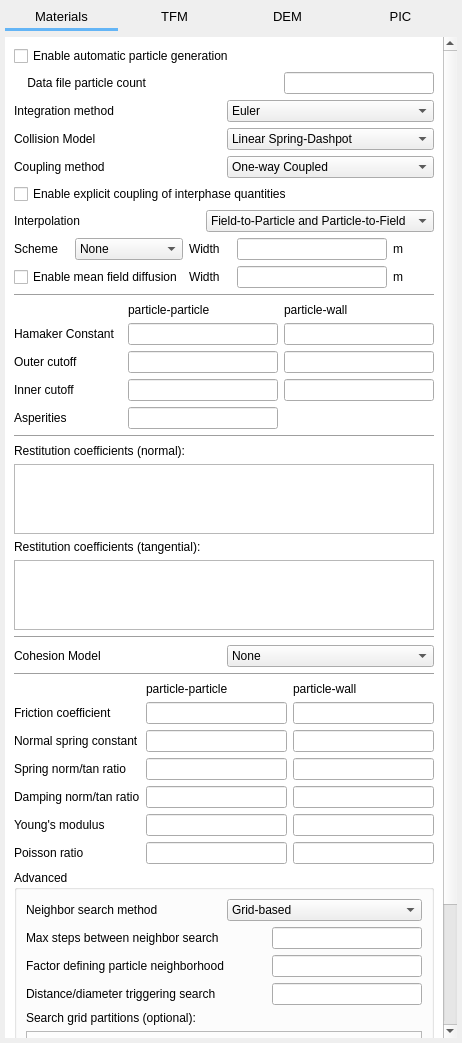
Old version of the form gui/uifiles/solids.ui in the repository truongd8593/mfix.
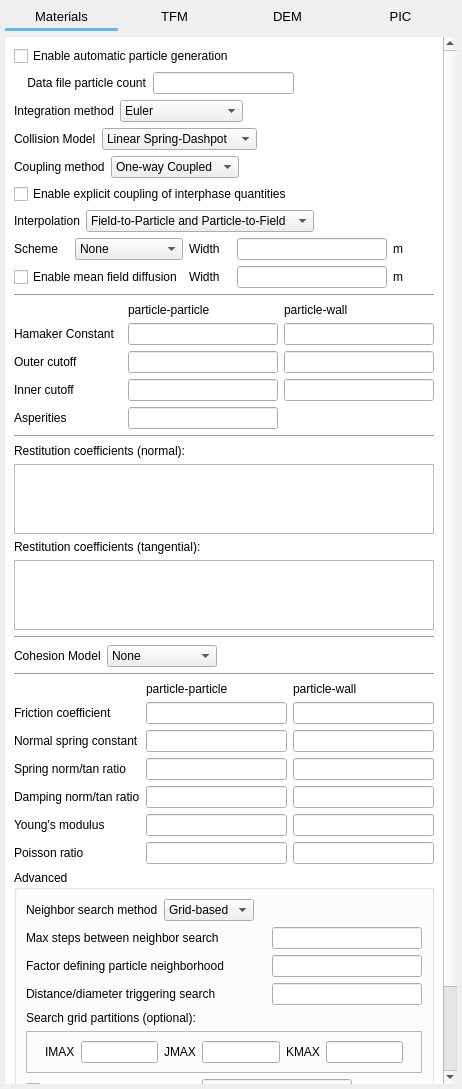
New version of the form. The open tabs and pages were chosen to show the change. Custom widgets are drawn as their Qt base class.

Commit message: layout tweaks (conserve width)

Patch:
```diff
--- a/gui/uifiles/solids.ui
+++ b/gui/uifiles/solids.ui
@@ -7,7 +7,7 @@
     <x>0</x>
     <y>0</y>
     <width>462</width>
-    <height>1043</height>
+    <height>1089</height>
    </rect>
   </property>
   <property name="maximumSize">
@@ -1632,7 +1632,7 @@
             <x>0</x>
             <y>0</y>
             <width>433</width>
-            <height>1255</height>
+            <height>1261</height>
            </rect>
           </property>
           <property name="autoFillBackground">
@@ -1645,11 +1645,28 @@
           </property>
           <layout class="QVBoxLayout" name="verticalLayout_3">
            <item>
-            <widget class="CheckBox" name="checkbox_keyword_gener_part_config">
-             <property name="text">
-              <string>Enable automatic particle generation</string>
-             </property>
-            </widget>
+            <layout class="QHBoxLayout" name="horizontalLayout_21">
+             <item>
+              <widget class="CheckBox" name="checkbox_keyword_gener_part_config">
+               <property name="text">
+                <string>Enable automatic particle generation</string>
+               </property>
+              </widget>
+             </item>
+             <item>
+              <spacer name="horizontalSpacer_6">
+               <property name="orientation">
+                <enum>Qt::Horizontal</enum>
+               </property>
+               <property name="sizeHint" stdset="0">
+                <size>
+                 <width>40</width>
+                 <height>20</height>
+                </size>
+               </property>
+              </spacer>
+             </item>
+            </layout>
            </item>
            <item>
             <layout class="QHBoxLayout" name="horizontalLayout_2">
@@ -1676,18 +1693,31 @@
                </property>
               </widget>
              </item>
+             <item>
+              <spacer name="horizontalSpacer_9">
+               <property name="orientation">
+                <enum>Qt::Horizontal</enum>
+               </property>
+               <property name="sizeHint" stdset="0">
+                <size>
+                 <width>40</width>
+                 <height>20</height>
+                </size>
+               </property>
+              </spacer>
+             </item>
             </layout>
            </item>
            <item>
-            <layout class="QGridLayout" name="gridLayout_17">
-             <item row="0" column="0">
+            <layout class="QHBoxLayout" name="horizontalLayout_17">
+             <item>
               <widget class="QLabel" name="label_152">
                <property name="text">
                 <string>Integration method</string>
                </property>
               </widget>
              </item>
-             <item row="0" column="1">
+             <item>
               <widget class="ComboBox" name="combobox_des_intg_method">
                <item>
                 <property name="text">
@@ -1701,14 +1731,31 @@
                </item>
               </widget>
              </item>
-             <item row="1" column="0">
+             <item>
+              <spacer name="horizontalSpacer_10">
+               <property name="orientation">
+                <enum>Qt::Horizontal</enum>
+               </property>
+               <property name="sizeHint" stdset="0">
+                <size>
+                 <width>40</width>
+                 <height>20</height>
+                </size>
+               </property>
+              </spacer>
+             </item>
+            </layout>
+           </item>
+           <item>
+            <layout class="QHBoxLayout" name="horizontalLayout_19">
+             <item>
               <widget class="QLabel" name="label_151">
                <property name="text">
                 <string>Collision Model</string>
                </property>
               </widget>
              </item>
-             <item row="1" column="1">
+             <item>
               <widget class="ComboBox" name="combobox_des_coll_model">
                <item>
                 <property name="text">
@@ -1722,14 +1769,31 @@
                </item>
               </widget>
              </item>
-             <item row="2" column="0">
+             <item>
+              <spacer name="horizontalSpacer_11">
+               <property name="orientation">
+                <enum>Qt::Horizontal</enum>
+               </property>
+               <property name="sizeHint" stdset="0">
+                <size>
+                 <width>40</width>
+                 <height>20</height>
+                </size>
+               </property>
+              </spacer>
+             </item>
+            </layout>
+           </item>
+           <item>
+            <layout class="QHBoxLayout" name="horizontalLayout_20">
+             <item>
               <widget class="QLabel" name="label_coupling_method">
                <property name="text">
                 <string>Coupling method</string>
                </property>
               </widget>
              </item>
-             <item row="2" column="1">
+             <item>
               <widget class="ComboBox" name="combobox_coupling_method">
                <item>
                 <property name="text">
@@ -1743,6 +1807,19 @@
                </item>
               </widget>
              </item>
+             <item>
+              <spacer name="horizontalSpacer_12">
+               <property name="orientation">
+                <enum>Qt::Horizontal</enum>
+               </property>
+               <property name="sizeHint" stdset="0">
+                <size>
+                 <width>40</width>
+                 <height>20</height>
+                </size>
+               </property>
+              </spacer>
+             </item>
             </layout>
            </item>
            <item>
@@ -1785,6 +1862,19 @@
                </item>
               </widget>
              </item>
+             <item>
+              <spacer name="horizontalSpacer_13">
+               <property name="orientation">
+                <enum>Qt::Horizontal</enum>
+               </property>
+               <property name="sizeHint" stdset="0">
+                <size>
+                 <width>40</width>
+                 <height>20</height>
+                </size>
+               </property>
+              </spacer>
+             </item>
             </layout>
            </item>
            <item>
@@ -2099,6 +2189,19 @@
                </item>
               </widget>
              </item>
+             <item>
+              <spacer name="horizontalSpacer_4">
+               <property name="orientation">
+                <enum>Qt::Horizontal</enum>
+               </property>
+               <property name="sizeHint" stdset="0">
+                <size>
+                 <width>40</width>
+                 <height>20</height>
+                </size>
+               </property>
+              </spacer>
+             </item>
             </layout>
            </item>
            <item>
@@ -2317,6 +2420,19 @@
                   </item>
                  </widget>
                 </item>
+                <item>
+                 <spacer name="horizontalSpacer_5">
+                  <property name="orientation">
+                   <enum>Qt::Horizontal</enum>
+                  </property>
+                  <property name="sizeHint" stdset="0">
+                   <size>
+                    <width>40</width>
+                    <height>20</height>
+                   </size>
+                  </property>
+                 </spacer>
+                </item>
                </layout>
               </item>
               <item>
```
Left out of the diff: 27 changed lines with no effect on the pictures.
